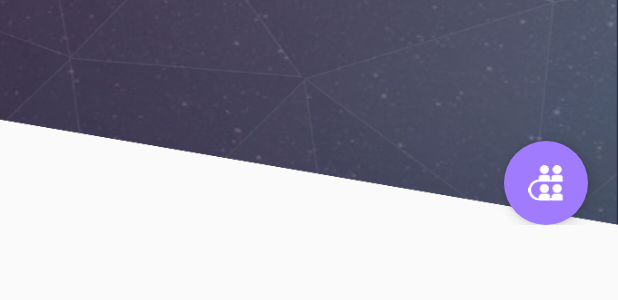
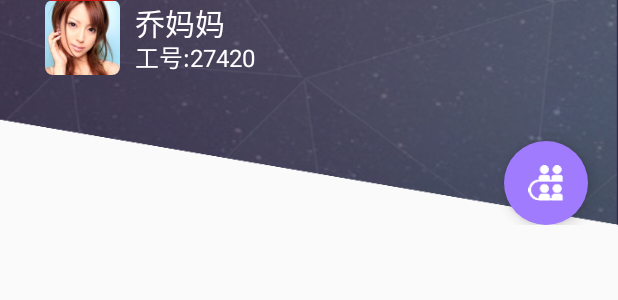
Before and after one commit to justin00314/Cafe, an Android app: the layout meeting_list_header.xml on its own in the app's theme, with its tools: preview values and no code run, on a phone screen of 412 x 824 dp. Shown: the top 300 px of the screen. Run offline under Robolectric (Android 15) with nearby library versions, the phone set to English and light mode, and no system bars.

Commit message:
Merge branch 'master' of https://github.com/justin00314/Cafe
Conflicts:
	app/src/main/res/values/strings.xml

```diff
--- a/app/src/main/res/layout/listitem_main_area.xml
+++ b/app/src/main/res/layout/listitem_main_area.xml
@@ -4,7 +4,8 @@
 	xmlns:android="http://schemas.android.com/apk/res/android"
 	xmlns:app="http://schemas.android.com/apk/res-auto"
 	xmlns:tools="http://schemas.android.com/tools"
-	android:layout_width="match_parent" android:layout_height="wrap_content"
+	android:layout_width="match_parent"
+	android:layout_height="wrap_content"
 	android:paddingBottom="10dp"
 	android:paddingTop="10dp">
 
--- a/app/src/main/res/layout/meeting_list_header.xml
+++ b/app/src/main/res/layout/meeting_list_header.xml
@@ -1,26 +1,29 @@
 <?xml version="1.0" encoding="utf-8"?>
-<RelativeLayout
+<android.support.design.widget.CollapsingToolbarLayout
 	xmlns:android="http://schemas.android.com/apk/res/android"
 	xmlns:app="http://schemas.android.com/apk/res-auto"
 	xmlns:tools="http://schemas.android.com/tools"
 	android:layout_width="match_parent"
 	android:layout_height="150dp"
 	android:background="@mipmap/header"
-	app:layout_scrollFlags="scroll|enterAlways">
+	app:layout_scrollFlags="scroll|exitUntilCollapsed">
 
 	<LinearLayout
 		android:layout_width="wrap_content"
 		android:layout_height="wrap_content"
 		android:layout_alignParentTop="true"
 		android:layout_marginStart="30dp"
-		android:orientation="horizontal">
+		android:orientation="horizontal"
+		app:layout_collapseMode="parallax"
+		app:layout_collapseParallaxMultiplier="0.4">
 
 		<com.ai2020lab.aiviews.imageview.RoundImageView
 			android:id="@+id/user_portrait_iv"
 			android:layout_width="50dp"
 			android:layout_height="50dp"
 			app:borderRadius="5dp"
-			tools:ignore="contentDescription"/>
+			tools:ignore="contentDescription"
+			tools:src="@mipmap/user1"/>
 
 		<RelativeLayout
 			android:layout_width="wrap_content"
@@ -33,7 +36,8 @@
 				android:layout_width="wrap_content"
 				android:layout_height="wrap_content"
 				android:layout_alignParentTop="true"
-				android:textColor="@android:color/white"/>
+				android:textColor="@android:color/white"
+				tools:text="乔妈妈"/>
 
 			<TextView
 				android:id="@+id/work_number_tv"
@@ -41,7 +45,8 @@
 				android:layout_width="wrap_content"
 				android:layout_height="wrap_content"
 				android:layout_alignParentBottom="true"
-				android:textColor="@android:color/white"/>
+				android:textColor="@android:color/white"
+				tools:text="工号:27420"/>
 		</RelativeLayout>
 	</LinearLayout>
 
@@ -50,10 +55,11 @@
 		style="@style/BaseFAB"
 		android:layout_width="wrap_content"
 		android:layout_height="wrap_content"
-		android:layout_alignParentBottom="true"
-		android:layout_alignParentEnd="true"
+		android:layout_gravity="bottom|end"
 		android:layout_marginEnd="20dp"
-		android:src="@mipmap/fab_theme_meeting"/>
+		android:src="@mipmap/fab_theme_meeting"
+		app:layout_collapseMode="parallax"
+		app:layout_collapseParallaxMultiplier="0.2"/>
 
 
-</RelativeLayout>
+</android.support.design.widget.CollapsingToolbarLayout>
```
